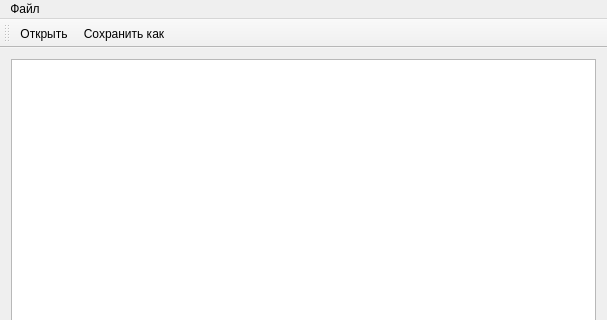
gil9red/combustion, file mainwindow.ui: the form before one commit; both pictures show x 0 to 607 and y 0 to 320 of the 607 by 474 pixel window.
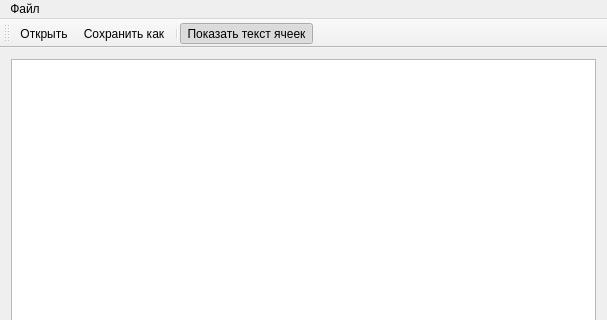
The form after the commit.

Commit message:
Текст ячеек располагается по центру Добавлены роли для:  - получения указателя Busman  - получения текста ячейки пожеланий дня (придумать название получше,    звучит странно и туманно)
Делегат смотрит значение ячейки не из Qt::DisplayRole, а из роли получения
текста ячейки пожеланий, благодаря чему если убрать текст из ячеек,
делегат будет отрисовывать ячейки как надо

Добавлена кнопка, которая позволяет убрать текст ячеек

Patch:
```diff
--- a/mainwindow.ui
+++ b/mainwindow.ui
@@ -53,6 +53,8 @@
    </attribute>
    <addaction name="actionOpen"/>
    <addaction name="actionSaveAs"/>
+   <addaction name="separator"/>
+   <addaction name="actionShowCellText"/>
   </widget>
   <widget class="QStatusBar" name="statusBar"/>
   <action name="actionOpen">
@@ -79,6 +81,20 @@
     <string>Ctrl+S</string>
    </property>
   </action>
+  <action name="actionShowCellText">
+   <property name="checkable">
+    <bool>true</bool>
+   </property>
+   <property name="checked">
+    <bool>true</bool>
+   </property>
+   <property name="text">
+    <string>Показать текст ячеек</string>
+   </property>
+   <property name="menuRole">
+    <enum>QAction::QuitRole</enum>
+   </property>
+  </action>
  </widget>
  <layoutdefault spacing="6" margin="11"/>
  <resources/>
```
The commit also changes 6 other files.
